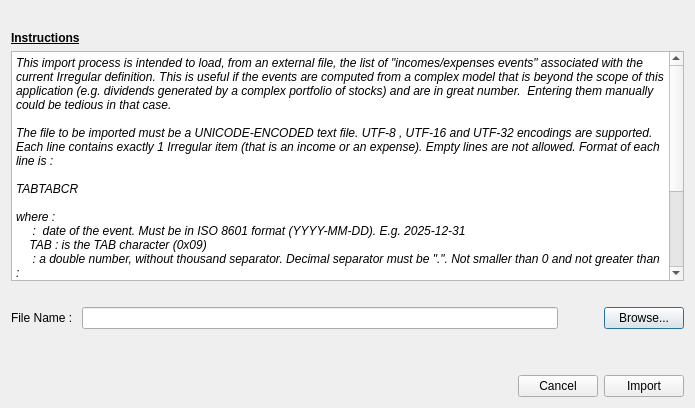
Qt form loadirregulartextfiledialog.ui (redmoon1945/gbp) before a commit.
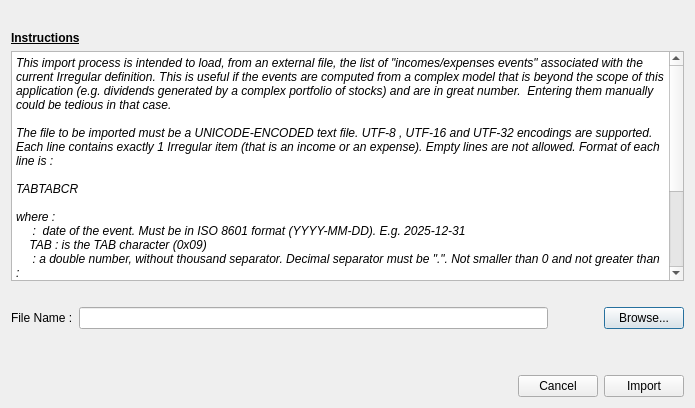
The same form after that commit.

What changed in the file:
```diff
--- a/loadirregulartextfiledialog.ui
+++ b/loadirregulartextfiledialog.ui
@@ -106,7 +106,7 @@
           </font>
          </property>
          <property name="text">
-          <string>File Name : </string>
+          <string>File Name :</string>
          </property>
         </widget>
        </item>
@@ -123,7 +123,7 @@
          </property>
          <property name="sizeHint" stdset="0">
           <size>
-           <width>40</width>
+           <width>50</width>
            <height>20</height>
           </size>
          </property>
```
